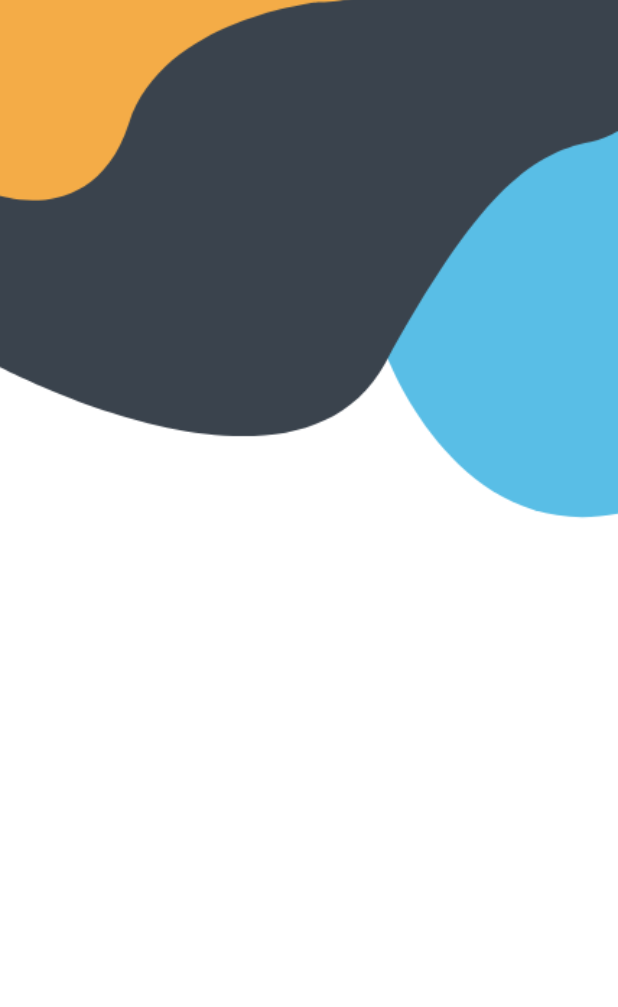
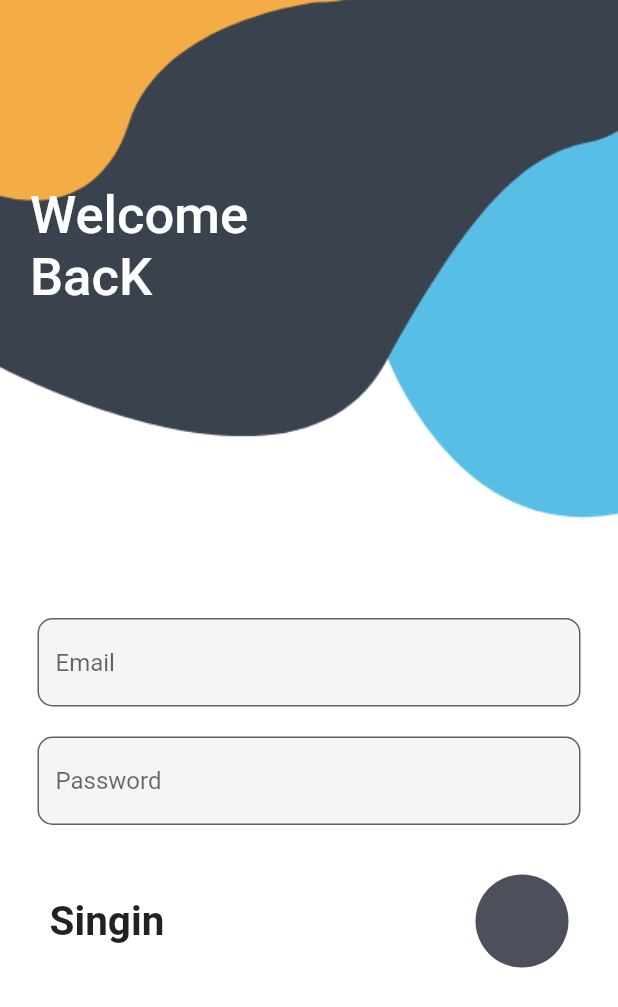
Before and after one commit to kartik-zignuts/assignment_app, a Flutter app: the screen it shows after launch, on a phone screen of 412 x 824 dp. Shown: the top 1007 px of the screen. Run offline on Flutter 3.47's test engine with Material 2 defaults, Android fonts, the phone set to English and light mode, and no system bars.

Commit message:
login screen

```diff
--- a/lib/auth/login.dart
+++ b/lib/auth/login.dart
@@ -5,13 +5,76 @@ class Login extends StatelessWidget {
 
   @override
   Widget build(BuildContext context) {
-    return Scaffold(
-      body: Container(
-        decoration: const BoxDecoration(
-            image: DecorationImage(
-          image: AssetImage('assets/images/login.png'),
-          fit: BoxFit.cover,
-        )),
+    final height = MediaQuery.of(context).size.height;
+    return Container(
+      decoration: const BoxDecoration(
+          image: DecorationImage(
+        image: AssetImage('assets/images/login.png'),
+        fit: BoxFit.cover,
+      )),
+      child: Scaffold(
+        backgroundColor: Colors.transparent,
+        body: Stack(children: [
+          Container(
+            margin: EdgeInsets.only(top: height * .15, left: 20),
+            child: const Text(
+              'Welcome \nBacK',
+              style: TextStyle(
+                  fontSize: 35,
+                  fontWeight: FontWeight.w500,
+                  color: Colors.white),
+            ),
+          ),
+          SingleChildScrollView(
+            child: Container(
+              margin: EdgeInsets.only(top: height * .5, right: 25, left: 25),
+              child: Column(
+                children: [
+                  TextField(
+                    decoration: InputDecoration(
+                        hintText: 'Email',
+                        fillColor: Colors.grey.shade100,
+                        filled: true,
+                        border: OutlineInputBorder(
+                            borderRadius: BorderRadius.circular(10))),
+                  ),
+                  const SizedBox(
+                    height: 20,
+                  ),
+                  TextField(
+                    obscureText: true,
+                    decoration: InputDecoration(
+                        hintText: 'Password',
+                        fillColor: Colors.grey.shade100,
+                        filled: true,
+                        border: OutlineInputBorder(
+                            borderRadius: BorderRadius.circular(10))),
+                  ),
+                  const SizedBox(
+                    height: 25,
+                  ),
+                  Padding(
+                    padding: const EdgeInsets.all(8.0),
+                    child: Row(
+                      mainAxisAlignment: MainAxisAlignment.spaceBetween,
+                      children: const [
+                        Text(
+                          'Singin',
+                          style: TextStyle(
+                              fontWeight: FontWeight.w700, fontSize: 27),
+                        ),
+                        CircleAvatar(
+                          radius: 31,
+                          backgroundColor: Color(0xff4c505b),
+                        )
+                      ],
+                    ),
+                  ),
+                ],
+              ),
+            ),
+          ),
+        ]),
       ),
     );
   }
```
